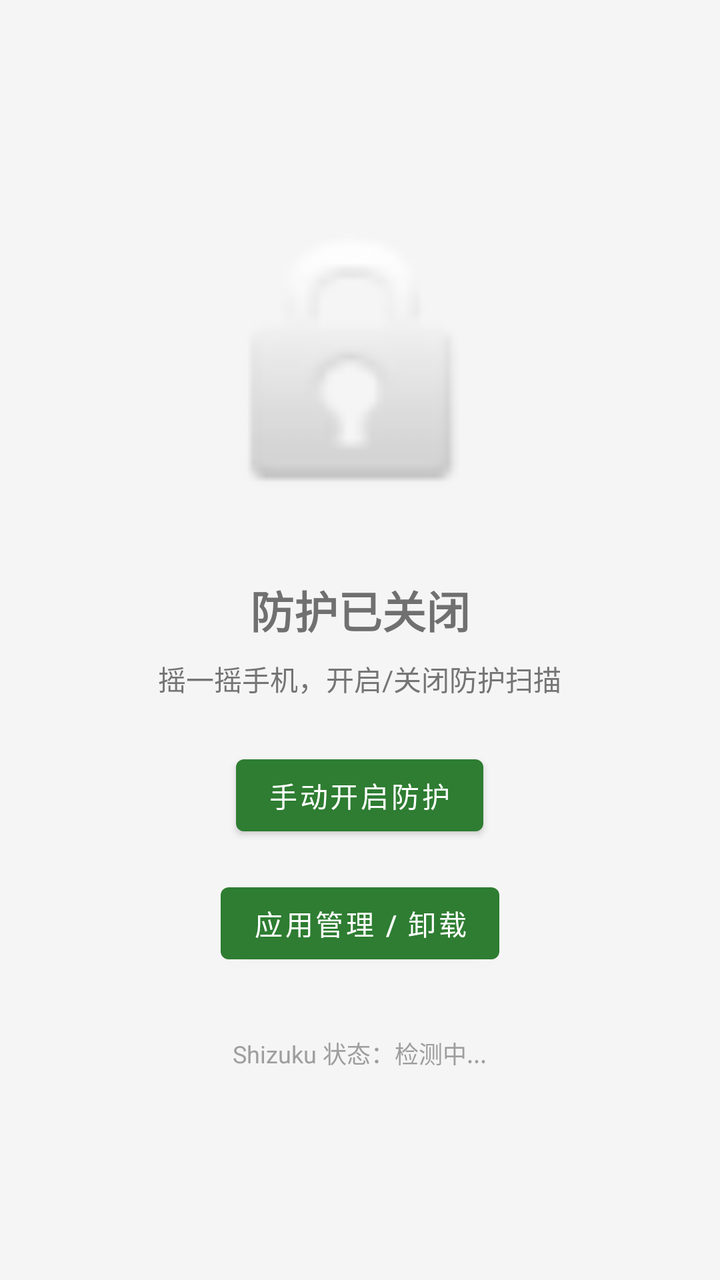
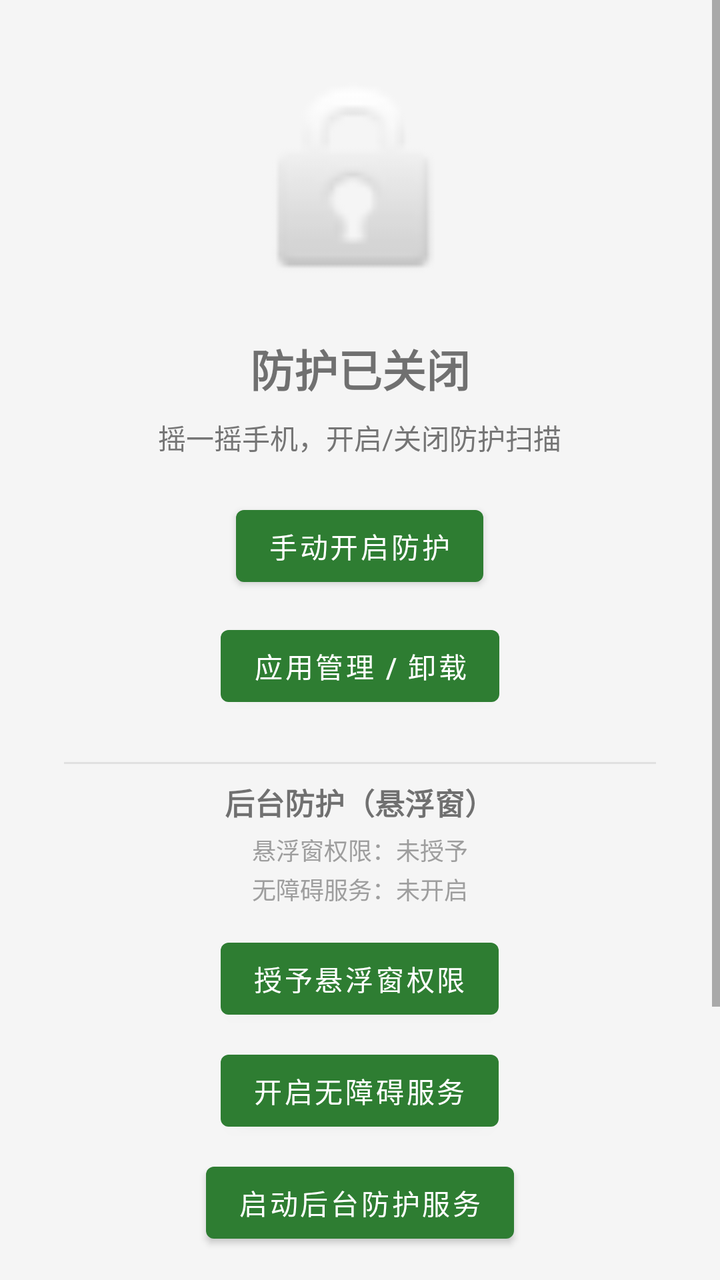

An Android layout rendered at two revisions. The XML below is the earlier revision; the diff shows what the commit changed to produce the second picture.
<!-- AndroidManifest.xml: application theme Theme.SecurityGuard -->
<!-- res/layout/activity_main.xml -->
<?xml version="1.0" encoding="utf-8"?>
<LinearLayout xmlns:android="http://schemas.android.com/apk/res/android"
    android:layout_width="match_parent"
    android:layout_height="match_parent"
    android:orientation="vertical"
    android:gravity="center"
    android:padding="32dp"
    android:background="#F5F5F5">

    <ImageView
        android:id="@+id/shield_icon"
        android:layout_width="160dp"
        android:layout_height="160dp"
        android:src="@android:drawable/ic_lock_idle_lock"
        android:contentDescription="防护图标" />

    <TextView
        android:id="@+id/status_text"
        android:layout_width="wrap_content"
        android:layout_height="wrap_content"
        android:layout_marginTop="24dp"
        android:text="防护已关闭"
        android:textSize="22sp"
        android:textStyle="bold" />

    <TextView
        android:layout_width="wrap_content"
        android:layout_height="wrap_content"
        android:layout_marginTop="8dp"
        android:text="摇一摇手机，开启/关闭防护扫描"
        android:textSize="14sp"
        android:textColor="#757575" />

    <Button
        android:id="@+id/btn_manual_toggle"
        android:layout_width="wrap_content"
        android:layout_height="wrap_content"
        android:layout_marginTop="24dp"
        android:text="手动开启防护" />

    <Button
        android:id="@+id/btn_app_list"
        android:layout_width="wrap_content"
        android:layout_height="wrap_content"
        android:layout_marginTop="16dp"
        android:text="应用管理 / 卸载" />

    <TextView
        android:id="@+id/shizuku_status"
        android:layout_width="wrap_content"
        android:layout_height="wrap_content"
        android:layout_marginTop="32dp"
        android:text="Shizuku 状态：检测中..."
        android:textSize="12sp"
        android:textColor="#9E9E9E" />

</LinearLayout>
<!-- resources referenced by this layout -->
<resources>
  <style name="Theme.SecurityGuard" parent="Theme.MaterialComponents.DayNight.NoActionBar">
          <item name="colorPrimary">#2E7D32</item>
          <item name="colorPrimaryDark">#1B5E20</item>
          <item name="colorAccent">#66BB6A</item>
      </style>
</resources>

<!-- the commit's change to res/layout/activity_main.xml (unified diff, before → after) -->
@@ -1,57 +1,136 @@
 <?xml version="1.0" encoding="utf-8"?>
-<LinearLayout xmlns:android="http://schemas.android.com/apk/res/android"
+<ScrollView xmlns:android="http://schemas.android.com/apk/res/android"
     android:layout_width="match_parent"
     android:layout_height="match_parent"
-    android:orientation="vertical"
-    android:gravity="center"
-    android:padding="32dp"
     android:background="#F5F5F5">
 
-    <ImageView
-        android:id="@+id/shield_icon"
-        android:layout_width="160dp"
-        android:layout_height="160dp"
-        android:src="@android:drawable/ic_lock_idle_lock"
-        android:contentDescription="防护图标" />
+    <LinearLayout
+        android:layout_width="match_parent"
+        android:layout_height="wrap_content"
+        android:orientation="vertical"
+        android:gravity="center"
+        android:padding="32dp">
 
-    <TextView
-        android:id="@+id/status_text"
-        android:layout_width="wrap_content"
-        android:layout_height="wrap_content"
-        android:layout_marginTop="24dp"
-        android:text="防护已关闭"
-        android:textSize="22sp"
-        android:textStyle="bold" />
+        <ImageView
+            android:id="@+id/shield_icon"
+            android:layout_width="120dp"
+            android:layout_height="120dp"
+            android:src="@android:drawable/ic_lock_idle_lock"
+            android:contentDescription="防护图标" />
 
-    <TextView
-        android:layout_width="wrap_content"
-        android:layout_height="wrap_content"
-        android:layout_marginTop="8dp"
-        android:text="摇一摇手机，开启/关闭防护扫描"
-        android:textSize="14sp"
-        android:textColor="#757575" />
+        <TextView
+            android:id="@+id/status_text"
+            android:layout_width="wrap_content"
+            android:layout_height="wrap_content"
+            android:layout_marginTop="16dp"
+            android:text="防护已关闭"
+            android:textSize="22sp"
+            android:textStyle="bold" />
 
-    <Button
-        android:id="@+id/btn_manual_toggle"
-        android:layout_width="wrap_content"
-        android:layout_height="wrap_content"
-        android:layout_marginTop="24dp"
-        android:text="手动开启防护" />
+        <TextView
+            android:layout_width="wrap_content"
+            android:layout_height="wrap_content"
+            android:layout_marginTop="8dp"
+            android:text="摇一摇手机，开启/关闭防护扫描"
+            android:textSize="14sp"
+            android:textColor="#757575" />
 
-    <Button
-        android:id="@+id/btn_app_list"
-        android:layout_width="wrap_content"
-        android:layout_height="wrap_content"
-        android:layout_marginTop="16dp"
-        android:text="应用管理 / 卸载" />
+        <Button
+            android:id="@+id/btn_manual_toggle"
+            android:layout_width="wrap_content"
+            android:layout_height="wrap_content"
+            android:layout_marginTop="20dp"
+            android:text="手动开启防护" />
 
-    <TextView
-        android:id="@+id/shizuku_status"
-        android:layout_width="wrap_content"
-        android:layout_height="wrap_content"
-        android:layout_marginTop="32dp"
-        android:text="Shizuku 状态：检测中..."
-        android:textSize="12sp"
-        android:textColor="#9E9E9E" />
+        <Button
+            android:id="@+id/btn_app_list"
+            android:layout_width="wrap_content"
+            android:layout_height="wrap_content"
+            android:layout_marginTop="12dp"
+            android:text="应用管理 / 卸载" />
 
-</LinearLayout>
+        <View
+            android:layout_width="match_parent"
+            android:layout_height="1dp"
+            android:layout_marginTop="24dp"
+            android:layout_marginBottom="8dp"
+            android:background="#E0E0E0" />
+
+        <TextView
+            android:layout_width="wrap_content"
+            android:layout_height="wrap_content"
+            android:text="后台防护（悬浮窗）"
+            android:textSize="15sp"
+            android:textStyle="bold" />
+
+        <TextView
+            android:id="@+id/overlay_status"
+            android:layout_width="wrap_content"
+            android:layout_height="wrap_content"
+            android:layout_marginTop="4dp"
+            android:text="悬浮窗权限：未授予"
+            android:textSize="12sp"
+            android:textColor="#9E9E9E" />
+
+        <TextView
+            android:id="@+id/accessibility_status"
+            android:layout_width="wrap_content"
+            android:layout_height="wrap_content"
+            android:layout_marginTop="2dp"
+            android:text="无障碍服务：未开启"
+            android:textSize="12sp"
+            android:textColor="#9E9E9E" />
+
+        <Button
+            android:id="@+id/btn_request_overlay"
+            android:layout_width="wrap_content"
+            android:layout_height="wrap_content"
+            android:layout_marginTop="12dp"
+            android:text="授予悬浮窗权限" />
+
+        <Button
+            android:id="@+id/btn_request_accessibility"
+            android:layout_width="wrap_content"
+            android:layout_height="wrap_content"
+            android:layout_marginTop="8dp"
+            android:text="开启无障碍服务" />
+
+        <Button
+            android:id="@+id/btn_toggle_overlay_service"
+            android:layout_width="wrap_content"
+            android:layout_height="wrap_content"
+            android:layout_marginTop="8dp"
+            android:text="启动后台防护服务" />
+
+        <View
+            android:layout_width="match_parent"
+            android:layout_height="1dp"
+            android:layout_marginTop="24dp"
+            android:layout_marginBottom="8dp"
+            android:background="#E0E0E0" />
+
+        <TextView
+            android:layout_width="wrap_content"
+            android:layout_height="wrap_content"
+            android:text="一键清理"
+            android:textSize="15sp"
+            android:textStyle="bold" />
+
+        <Button
+            android:id="@+id/btn_clear_background"
+            android:layout_width="wrap_content"
+            android:layout_height="wrap_content"
+            android:layout_marginTop="12dp"
+            android:text="清除所有后台应用" />
+
+        <TextView
+            android:id="@+id/shizuku_status"
+            android:layout_width="wrap_content"
+            android:layout_height="wrap_content"
+            android:layout_marginTop="24dp"
+            android:text="Shizuku 状态：检测中..."
+            android:textSize="12sp"
+            android:textColor="#9E9E9E" />
+
+    </LinearLayout>
+</ScrollView>
